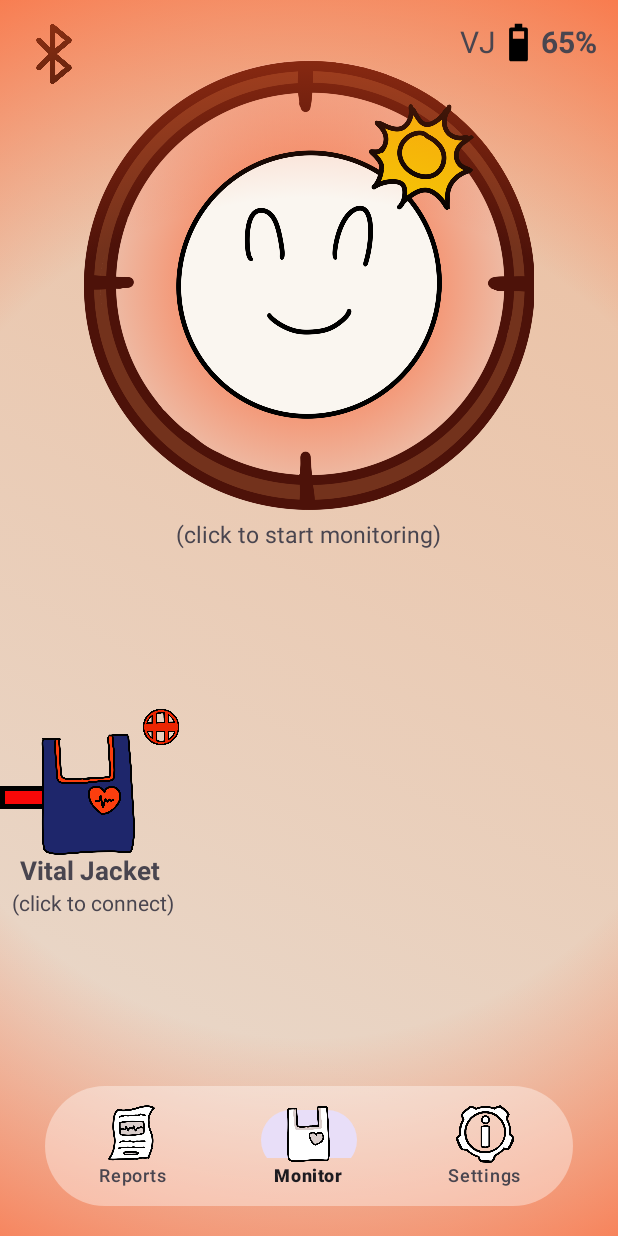
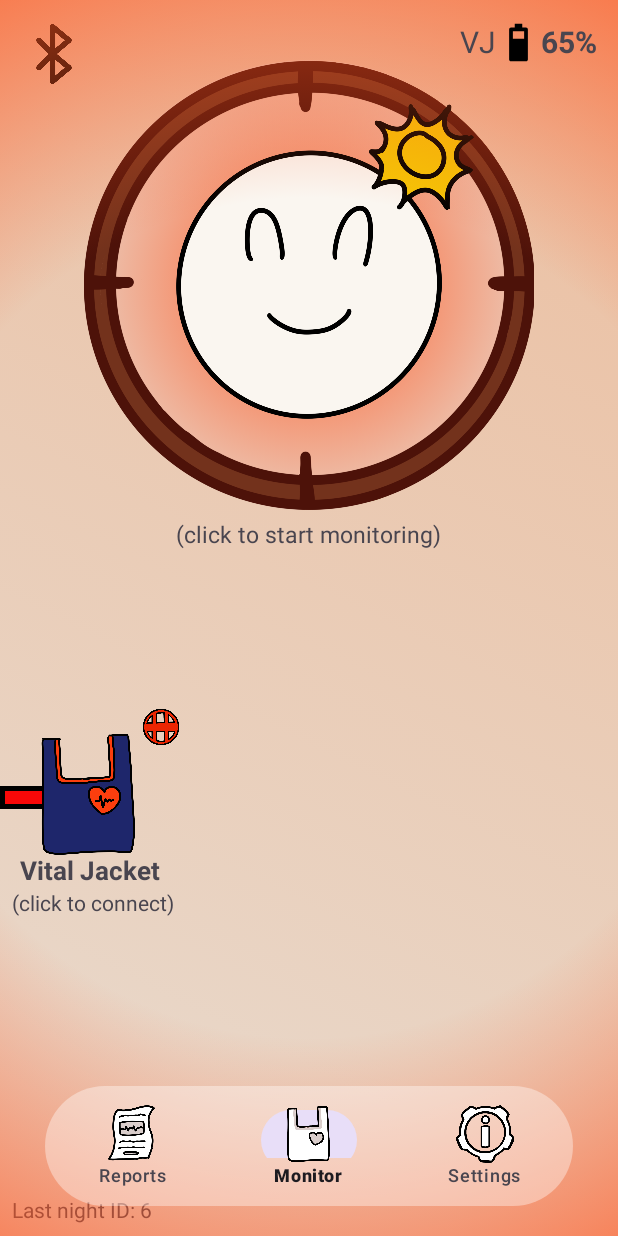
Before and after one commit to DiogoMendesss/SnorLacks, an Android app: the screen it shows after launch (BioLibTestActivity), on a phone screen of 412 x 824 dp. Run offline under Robolectric (Android 15) with nearby library versions, the phone set to English and light mode, and no system bars; 1 statement that could not run was skipped.

Commit message:
db bugs fixed

```diff
--- a/SnorLacksApp/app/src/main/AndroidManifest.xml
+++ b/SnorLacksApp/app/src/main/AndroidManifest.xml
@@ -14,8 +14,8 @@
            devices. -->
     <uses-permission android:name="android.permission.BLUETOOTH_CONNECT" />
     <!--bibo01 : hardware option-->
-    <uses-feature android:name="android.hardware.bluetooth" android:required="false"/>
-    <uses-feature android:name="android.hardware.bluetooth_le" android:required="false"/>
+    <!-- <uses-feature android:name="android.hardware.bluetooth" android:required="false"/>
+    <uses-feature android:name="android.hardware.bluetooth_le" android:required="false"/> -->
 
 
 
--- a/SnorLacksApp/app/src/main/java/com/snorlacks/snorlacksapp/BioLibTestActivity.java
+++ b/SnorLacksApp/app/src/main/java/com/snorlacks/snorlacksapp/BioLibTestActivity.java
@@ -64,7 +64,7 @@ import android.content.IntentFilter;
 
 
 // SDK v1.0.07 @MAR15
-public class BioLibTestActivity extends AppCompatActivity implements ReportsFragment.OnStartSleepReportListener{
+public class BioLibTestActivity extends AppCompatActivity implements ReportsFragment.OnStartSleepReportListener, MonitorFragment.OnStartSleepReportListener{
 
 	@Override
 	public void onStartSleepReport(LocalDate clickedDate) {
@@ -175,6 +175,8 @@ public class BioLibTestActivity extends AppCompatActivity implements ReportsFrag
 	private ViewPager viewPager;
 	private BottomNavigationView bottomNav;
 
+
+
 	@Override
 	public void onCreate(Bundle savedInstanceState) {
 		super.onCreate(savedInstanceState);
@@ -193,8 +195,9 @@ public class BioLibTestActivity extends AppCompatActivity implements ReportsFrag
 		viewPager.setCurrentItem(middleFragmentIndex);
 		bottomNav.setItemIconTintList(null);
 
-		DBHandler dbHandler = DBHandler.getInstance(BioLibTestActivity.this);
-		dbHandler.cleanDatabase();
+		DBHandler dbHandler;
+		dbHandler = DBHandler.getInstance(BioLibTestActivity.this);
+		//dbHandler.cleanDatabase();
 
 
 		Night night1 = new Night("2023-12-08","23:30" ,"7:22", 3);
@@ -204,11 +207,14 @@ public class BioLibTestActivity extends AppCompatActivity implements ReportsFrag
 		Night night5 = new Night("2023-12-22","23:30" ,"7:22", 0);
 		Night theNight = new Night("2023-12-12","22:51" ,"9:22");
 
+
+
 		dbHandler.addNight(night1);
 		dbHandler.addNight(night2);
 		dbHandler.addNight(night3);
 		dbHandler.addNight(night4);
 		dbHandler.addNight(night5);
+
 
 		events.add(new Event(90, "22:51:10", "2023-12-12"));
 		events.add(new Event(80, "22:52:10", "2023-12-12"));
--- a/SnorLacksApp/app/src/main/java/com/snorlacks/snorlacksapp/MonitorFragment.java
+++ b/SnorLacksApp/app/src/main/java/com/snorlacks/snorlacksapp/MonitorFragment.java
@@ -33,6 +33,7 @@ import android.widget.Toast;
 import android.widget.ToggleButton;
 
 import java.text.SimpleDateFormat;
+import java.time.LocalDate;
 import java.util.ArrayList;
 import java.util.Calendar;
 import java.util.Collections;
@@ -116,14 +117,18 @@ public class MonitorFragment extends Fragment {
     private String eventStartDate;
     private String nightEndTime;
 
-    private SimpleDateFormat sleepTimeFormat = new SimpleDateFormat("h:mm a");
+    private SimpleDateFormat sleepTimeFormat = new SimpleDateFormat("HH:mm");
     private SimpleDateFormat fullDateFormat = new SimpleDateFormat("yyyy-MM-dd HH:mm");
     private SimpleDateFormat justDateFormat = new SimpleDateFormat("yyyy-MM-dd");
     private SimpleDateFormat eventDateFormat = new SimpleDateFormat("HH:mm:ss");
 
+    private DBHandler dbHandler;
+
     private Night night = new Night();
     private int lastNightID;
     private Event event = new Event();
+
+    private MonitorFragment.OnStartSleepReportListener onStartSleepReportListener;
 
     public MonitorFragment() {
         // Required empty public constructor
@@ -132,6 +137,12 @@ public class MonitorFragment extends Fragment {
     public void onAttach(@NonNull Context context) {
         super.onAttach(context);
         fragmentContext = context;
+
+        if (context instanceof MonitorFragment.OnStartSleepReportListener) {
+            onStartSleepReportListener = (MonitorFragment.OnStartSleepReportListener) context;
+        } else {
+            throw new ClassCastException(context.toString() + " must implement OnStartSleepReportListener");
+        }
     }
     public static MonitorFragment newInstance(String param1, String param2) {
         return new MonitorFragment();
@@ -170,8 +181,8 @@ public class MonitorFragment extends Fragment {
                 ContextCompat.getDrawable(fragmentContext, R.drawable.sleep_background)});
 
         //  Database stuff
-        DBHandler dbHandler = DBHandler.getInstance(fragmentContext);
-        SQLiteDatabase db = dbHandler.getWritableDatabase();
+        dbHandler = DBHandler.getInstance(fragmentContext);
+        //SQLiteDatabase db = dbHandler.getWritableDatabase();
         textViewTestBPM.setText("Last night ID: " + dbHandler.getLastNightID());
 
         //  Sleep monitoring (start, stop, data)
@@ -186,7 +197,7 @@ public class MonitorFragment extends Fragment {
                     night.setEnd_time(nightEndTime);
                     night.calculateSleepTime();
                     //Toast.makeText(fragmentContext, "sleep time " + night.getSleep_time(), Toast.LENGTH_SHORT).show();
-                    night.reset();
+
 
                     // sleep to awake background animation
                     int sleepToAwakeTime = 1000;
@@ -220,10 +231,21 @@ public class MonitorFragment extends Fragment {
                         }
                         dbHandler.addNight(night);
 
+                        onStartSleepReportListener.onStartSleepReport(LocalDate.parse(nightStartDate));
+
                         Toast.makeText(fragmentContext, "Sleep monitoring stopped at " + nightEndTime, Toast.LENGTH_SHORT).show();
                     } else {
                         Toast.makeText(fragmentContext, "Empty array at time: " + sleepTimeFormat.format(endCalendar.getTime()), Toast.LENGTH_SHORT).show();
                     }
+                    night.reset();
+
+                    Night night6 = new Night("2024-01-10","22:51" ,"9:22");
+                    dbHandler.addNight(night6);
+
+
+
+
+
                 } else {    /* START MONITORING ACTION */
                     nightStartCalendar = Calendar.getInstance();
                     nightStartDate = justDateFormat.format(nightStartCalendar.getTime());
@@ -840,4 +862,8 @@ public class MonitorFragment extends Fragment {
         }
         view.startAnimation(fadeOut);
     }
+
+    public interface OnStartSleepReportListener {
+        void onStartSleepReport(LocalDate clickedDate);
+    }
 }
--- a/SnorLacksApp/app/src/main/java/com/snorlacks/snorlacksapp/ReportsFragment.java
+++ b/SnorLacksApp/app/src/main/java/com/snorlacks/snorlacksapp/ReportsFragment.java
@@ -32,6 +32,7 @@ public class ReportsFragment extends Fragment implements CalendarAdapter.OnItemL
     private TextView textView_monthYear;
     private RecyclerView recyclerView_calendar;
     private LocalDate selectedDate;
+
     private DBHandler dbHandler;
 
 
@@ -57,13 +58,16 @@ public class ReportsFragment extends Fragment implements CalendarAdapter.OnItemL
     @Override
     public void onCreate(Bundle savedInstanceState) {
         super.onCreate(savedInstanceState);
+        dbHandler = DBHandler.getInstance(fragmentContext);
 
-        dbHandler = DBHandler.getInstance(fragmentContext);
     }
 
     @Override
     public View onCreateView(LayoutInflater inflater, ViewGroup container,
                              Bundle savedInstanceState) {
+
+        dbHandler = DBHandler.getInstance(fragmentContext);
+
         View view = inflater.inflate(R.layout.fragment_reports, container, false);
 
         Button button_PreviousMonth = view.findViewById(R.id.button_previousMonth);
--- a/SnorLacksApp/app/src/main/res/layout/activity_sleep_report.xml
+++ b/SnorLacksApp/app/src/main/res/layout/activity_sleep_report.xml
@@ -94,7 +94,7 @@
 
     <!-- Row 1 -->
     <LinearLayout
-        android:id="@+id/linearLayout"
+        android:id="@+id/sleepTimeLayout"
         android:layout_width="match_parent"
         android:layout_height="wrap_content"
         android:layout_margin="20dp"
@@ -223,7 +223,9 @@
 
     </LinearLayout>
 
+    <!-- Row 2 -->
     <LinearLayout
+        android:id="@+id/sleepBPMLayout"
         android:layout_width="match_parent"
         android:layout_height="wrap_content"
         android:layout_margin="20dp"
@@ -235,7 +237,7 @@
         android:paddingBottom="8dp"
         app:layout_constraintEnd_toEndOf="parent"
         app:layout_constraintStart_toStartOf="parent"
-        app:layout_constraintTop_toBottomOf="@+id/linearLayout">
+        app:layout_constraintTop_toBottomOf="@+id/sleepTimeLayout">
 
         <LinearLayout
             android:id="@+id/MinHR"
--- a/SnorLacksApp/app/src/main/res/layout/fragment_monitor.xml
+++ b/SnorLacksApp/app/src/main/res/layout/fragment_monitor.xml
@@ -189,9 +189,9 @@
             android:layout_marginStart="8dp"
             android:layout_marginBottom="8dp"
             android:text="TextView"
+            android:visibility="visible"
             app:layout_constraintBottom_toBottomOf="parent"
-            app:layout_constraintStart_toStartOf="parent"
-            android:visibility="invisible"/>
+            app:layout_constraintStart_toStartOf="parent" />
 
 
     </androidx.constraintlayout.widget.ConstraintLayout>
```
Also changed, not shown: SnorLacksApp/app/src/main/java/com/snorlacks/snorlacksapp/SearchDeviceActivity.java (+18 -9 lines), SnorLacksApp/app/src/main/java/com/snorlacks/snorlacksapp/SleepReportActivity.java (+7 -0 lines), 1 other file.
